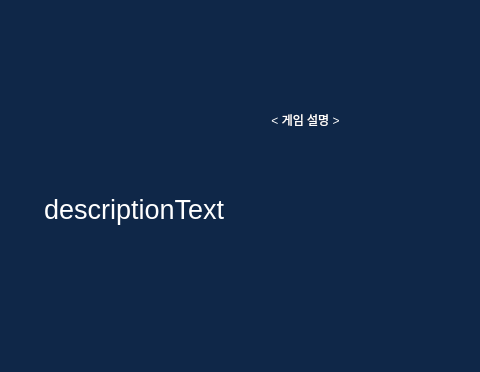
This is core/ui/qt_designer/gameDescriptionWindow.ui in Apex-LogiCourt/pi5-local-app as Qt 5 draws it before an edit; both pictures show x 0 to 480 and y 0 to 372 of the 1280 by 720 pixel window. The edited form follows.
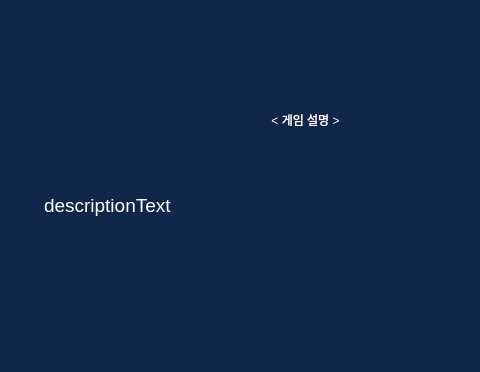
This is the edited form. Icons and pictures are not drawn.

Commit message: fix: UI 버그 수정

```diff
--- a/core/ui/qt_designer/gameDescriptionWindow.ui
+++ b/core/ui/qt_designer/gameDescriptionWindow.ui
@@ -145,8 +145,8 @@
     <string>&lt;!DOCTYPE HTML PUBLIC &quot;-//W3C//DTD HTML 4.0//EN&quot; &quot;http://www.w3.org/TR/REC-html40/strict.dtd&quot;&gt;
 &lt;html&gt;&lt;head&gt;&lt;meta name=&quot;qrichtext&quot; content=&quot;1&quot; /&gt;&lt;style type=&quot;text/css&quot;&gt;
 p, li { white-space: pre-wrap; }
-&lt;/style&gt;&lt;/head&gt;&lt;body style=&quot; font-family:'나눔고딕'; font-size:20pt; font-weight:400; font-style:normal;&quot;&gt;
-&lt;p style=&quot; margin-top:13px; margin-bottom:13px; margin-left:0px; margin-right:0px; -qt-block-indent:0; text-indent:0px;&quot;&gt;descriptionText&lt;/p&gt;&lt;/body&gt;&lt;/html&gt;</string>
+&lt;/style&gt;&lt;/head&gt;&lt;body style=&quot; font-family:'나눔고딕'; font-size:14pt; font-weight:400; font-style:normal;&quot;&gt;
+&lt;p style=&quot; margin-top:9px; margin-bottom:9px; margin-left:0px; margin-right:0px; -qt-block-indent:0; text-indent:0px;&quot;&gt;descriptionText&lt;/p&gt;&lt;/body&gt;&lt;/html&gt;</string>
    </property>
    <property name="overwriteMode">
     <bool>false</bool>
```
Left out of the diff: 2 changed lines with no effect on the pictures. The commit also changes 6 other files.
